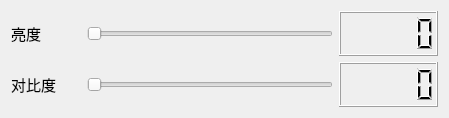
This is main_ui.ui in weixusheng/Pyside2-MonitorControl as Qt 5 draws it before an edit. The edited form follows.
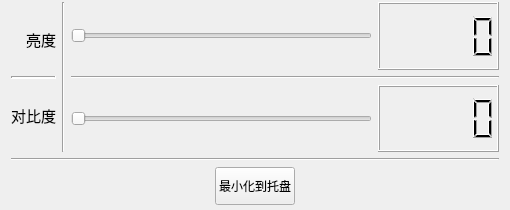
This is the edited form.

Commit message: 最小化到托盘|增加托盘选项

Patch:
```diff
--- a/main_ui.ui
+++ b/main_ui.ui
@@ -6,16 +6,39 @@
    <rect>
     <x>0</x>
     <y>0</y>
-    <width>449</width>
-    <height>118</height>
+    <width>510</width>
+    <height>210</height>
    </rect>
   </property>
+  <property name="maximumSize">
+   <size>
+    <width>510</width>
+    <height>210</height>
+   </size>
+  </property>
   <property name="windowTitle">
    <string>Monitor Control</string>
   </property>
-  <layout class="QHBoxLayout" name="horizontalLayout_3" stretch="1,5">
+  <layout class="QVBoxLayout" name="verticalLayout_3" stretch="4,0,1">
+   <property name="topMargin">
+    <number>2</number>
+   </property>
+   <property name="bottomMargin">
+    <number>5</number>
+   </property>
+   <item>
+    <layout class="QHBoxLayout" name="horizontalLayout_3">
    <item>
     <layout class="QVBoxLayout" name="verticalLayout_2">
+       <property name="spacing">
+        <number>0</number>
+       </property>
+       <property name="leftMargin">
+        <number>0</number>
+       </property>
+       <property name="rightMargin">
+        <number>0</number>
+       </property>
      <item>
       <widget class="QLabel" name="label">
        <property name="font">
@@ -27,11 +50,39 @@
         </font>
        </property>
        <property name="layoutDirection">
-        <enum>Qt::LeftToRight</enum>
+          <enum>Qt::RightToLeft</enum>
        </property>
        <property name="text">
         <string>亮度</string>
        </property>
+         <property name="alignment">
+          <set>Qt::AlignRight|Qt::AlignTrailing|Qt::AlignVCenter</set>
+         </property>
+        </widget>
+       </item>
+       <item>
+        <widget class="Line" name="line_3">
+         <property name="enabled">
+          <bool>true</bool>
+         </property>
+         <property name="sizePolicy">
+          <sizepolicy hsizetype="Minimum" vsizetype="Fixed">
+           <horstretch>10</horstretch>
+           <verstretch>0</verstretch>
+          </sizepolicy>
+         </property>
+         <property name="minimumSize">
+          <size>
+           <width>0</width>
+           <height>0</height>
+          </size>
+         </property>
+         <property name="lineWidth">
+          <number>2</number>
+         </property>
+         <property name="orientation">
+          <enum>Qt::Horizontal</enum>
+         </property>
       </widget>
      </item>
      <item>
@@ -52,7 +103,14 @@
     </layout>
    </item>
    <item>
-    <layout class="QVBoxLayout" name="verticalLayout" stretch="0,0">
+      <widget class="Line" name="line">
+       <property name="orientation">
+        <enum>Qt::Vertical</enum>
+       </property>
+      </widget>
+     </item>
+     <item>
+      <layout class="QVBoxLayout" name="verticalLayout">
      <item>
       <layout class="QHBoxLayout" name="horizontalLayout" stretch="5,2">
        <item>
@@ -70,6 +128,13 @@
        </item>
       </layout>
      </item>
+       <item>
+        <widget class="Line" name="line_4">
+         <property name="orientation">
+          <enum>Qt::Horizontal</enum>
+         </property>
+        </widget>
+       </item>
      <item>
       <layout class="QHBoxLayout" name="horizontalLayout_2" stretch="5,2">
        <item>
@@ -89,6 +154,41 @@
         <widget class="QLCDNumber" name="lcdNumber_2"/>
        </item>
       </layout>
+       </item>
+      </layout>
+     </item>
+    </layout>
+   </item>
+   <item>
+    <widget class="Line" name="line_2">
+     <property name="orientation">
+      <enum>Qt::Horizontal</enum>
+     </property>
+    </widget>
+   </item>
+   <item>
+    <layout class="QHBoxLayout" name="horizontalLayout_4">
+     <property name="spacing">
+      <number>0</number>
+     </property>
+     <item>
+      <widget class="QPushButton" name="pushButton">
+       <property name="sizePolicy">
+        <sizepolicy hsizetype="Fixed" vsizetype="Minimum">
+         <horstretch>0</horstretch>
+         <verstretch>0</verstretch>
+        </sizepolicy>
+       </property>
+       <property name="text">
+        <string>最小化到托盘</string>
+       </property>
+       <property name="iconSize">
+        <size>
+         <width>30</width>
+         <height>30</height>
+        </size>
+       </property>
+      </widget>
      </item>
     </layout>
    </item>
```
Lines whose indentation alone changed are shown as unchanged. The commit also changes 6 other files.
